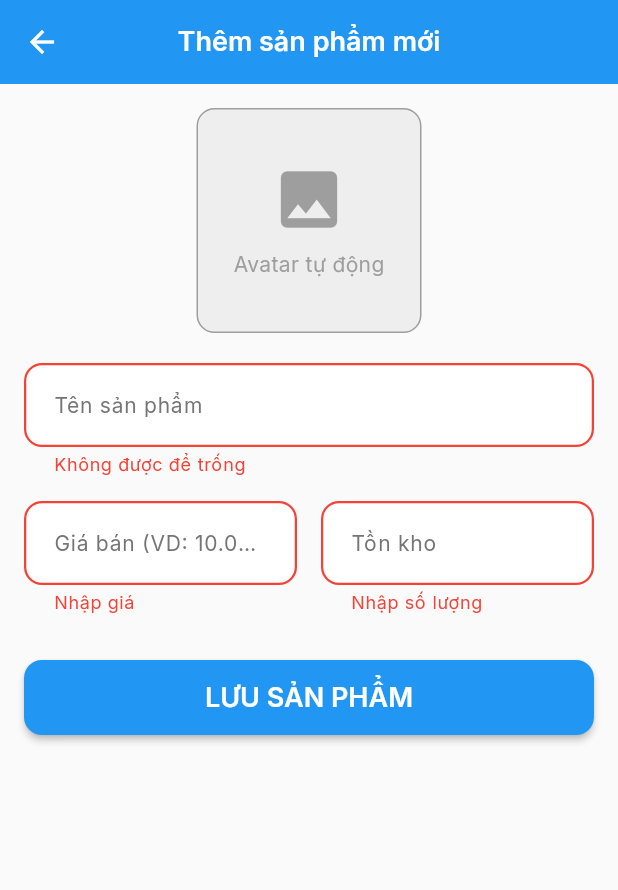
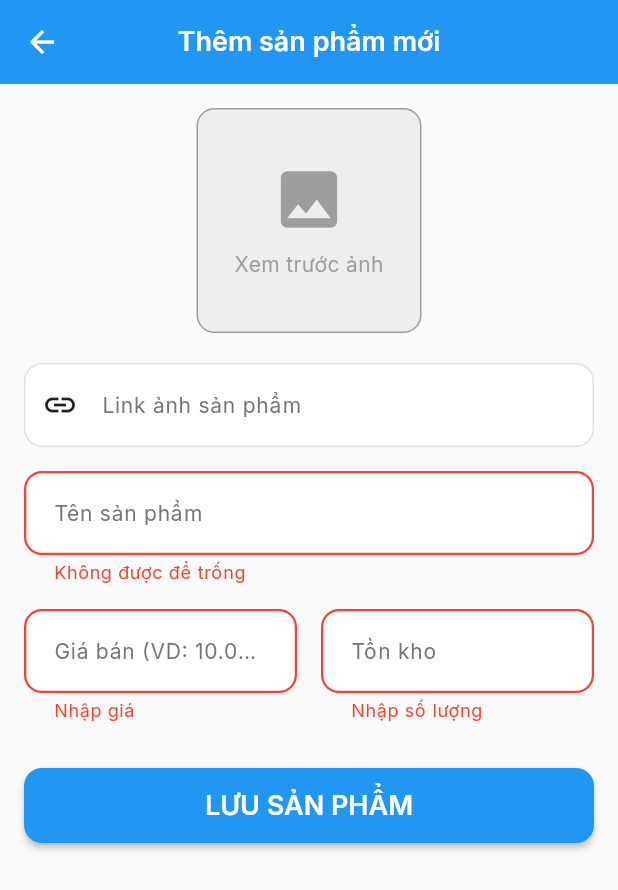
Before and after one commit to NguyenHuynhDucThanh/Sales_Manager_App, a Flutter app: the AddProductScreen screen opened directly, after a tap on "LƯU SẢN PHẨM", on a phone screen of 412 x 824 dp. Shown: the top 890 px of the screen. Run offline on Flutter 3.47's test engine with Material 3 defaults, Android fonts, the phone set to English and light mode, and no system bars; our stand-ins replace cached_network_image, cloud_firestore, firebase_auth, firebase_core, flutter_riverpod, google_fonts; accounts and stored records are empty.

Commit message:
Fix UI overflow issues, optimize image loading with caching, and enable image URL input for products

```diff
--- a/lib/features/cart/screens/cart_screen.dart
+++ b/lib/features/cart/screens/cart_screen.dart
@@ -99,7 +99,7 @@ class CartScreen extends StatelessWidget {
                       return Card(
                         color: isSelected ? AppColors.primaryLight.withOpacity(0.1) : AppColors.surface,
                         child: Padding(
-                          padding: EdgeInsets.all(AppSpacing.md),
+                          padding: EdgeInsets.all(AppSpacing.sm),
                           child: Row(
                             children: [
                               // Checkbox
@@ -133,7 +133,7 @@ class CartScreen extends StatelessWidget {
                                         child: const Icon(Icons.inventory_2, size: 35),
                                       ),
                               ),
-                              SizedBox(width: AppSpacing.md),
+                              SizedBox(width: AppSpacing.sm),
 
                               // Product info
                               Expanded(
--- a/lib/features/orders/screens/order_management_screen.dart
+++ b/lib/features/orders/screens/order_management_screen.dart
@@ -169,6 +169,9 @@ class _OrderManagementScreenState extends State<OrderManagementScreen>
             Tab(icon: Icon(Icons.check_circle), text: 'Đã xác nhận'),
             Tab(icon: Icon(Icons.cancel), text: 'Đã hủy'),
           ],
+          labelColor: Colors.white,
+          unselectedLabelColor: Colors.white70,
+          indicatorColor: Colors.white,
         ),
       ),
       body: Consumer<OrderManagementViewModel>(
--- a/lib/features/products/screens/add_product_screen.dart
+++ b/lib/features/products/screens/add_product_screen.dart
@@ -30,16 +30,11 @@ class _AddProductScreenState extends State<AddProductScreen> {
 
     final productListViewModel = context.read<ProductListViewModel>();
 
-    // Generate avatar URL
-    final name = _nameController.text.trim();
-    final firstLetter = name.isNotEmpty ? name[0].toUpperCase() : 'P';
-    final imageUrl = "https://ui-avatars.com/api/?size=200&background=random&color=fff&font-size=0.6&name=$firstLetter";
-
     // Set values to ViewModel
-    viewModel.setName(name);
+    viewModel.setName(_nameController.text.trim());
     viewModel.setPrice(_priceController.text);
     viewModel.setStock(_stockController.text);
-    viewModel.setImageUrl(imageUrl);
+    // Image URL is already set via onChanged
 
     final success = await viewModel.addProduct();
 
@@ -73,30 +68,68 @@ class _AddProductScreenState extends State<AddProductScreen> {
             key: _formKey,
             child: Column(
               children: [
-                // Icon placeholder thay vì image picker
-                Container(
+                  // Image Preview
+                  Consumer<AddProductViewModel>(
+                    builder: (context, viewModel, child) {
+                      return Container(
                         width: 150,
                         height: 150,
+                        margin: const EdgeInsets.only(bottom: 20),
                         decoration: BoxDecoration(
                           color: Colors.grey[200],
                           borderRadius: BorderRadius.circular(12),
                           border: Border.all(color: Colors.grey),
                         ),
-                  child: const Column(
+                        child: ClipRRect(
+                          borderRadius: BorderRadius.circular(12),
+                          child: viewModel.imageUrl != null && viewModel.imageUrl!.isNotEmpty
+                              ? Image.network(
+                                  viewModel.imageUrl!,
+                                  fit: BoxFit.cover,
+                                  errorBuilder: (_, __, ___) => const Column(
+                                    mainAxisAlignment: MainAxisAlignment.center,
+                                    children: [
+                                      Icon(Icons.broken_image, size: 50, color: Colors.grey),
+                                      Text("Lỗi ảnh", style: TextStyle(color: Colors.grey)),
+                                    ],
+                                  ),
+                                )
+                              : const Column(
                                   mainAxisAlignment: MainAxisAlignment.center,
                                   children: [
                                     Icon(Icons.image, size: 50, color: Colors.grey),
                                     SizedBox(height: 8),
-                      Text("Avatar tự động", style: TextStyle(color: Colors.grey)),
+                                    Text("Xem trước ảnh", style: TextStyle(color: Colors.grey)),
                                   ],
                                 ),
                         ),
-                const SizedBox(height: 20),
+                      );
+                    },
+                  ),
+
+                  // Image URL Input
+                  Consumer<AddProductViewModel>(
+                    builder: (context, viewModel, child) {
+                      return TextFormField(
+                        decoration: const InputDecoration(
+                          labelText: 'Link ảnh sản phẩm',
+                          hintText: 'https://example.com/image.png',
+                          border: OutlineInputBorder(),
+                          prefixIcon: Icon(Icons.link),
+                        ),
+                        onChanged: (value) {
+                          viewModel.setImageUrl(value);
+                        },
+                      );
+                    },
+                  ),
+                  const SizedBox(height: 16),
 
                   TextFormField(
                     controller: _nameController,
                     decoration: const InputDecoration(labelText: 'Tên sản phẩm', border: OutlineInputBorder()),
                     validator: (value) => value!.isEmpty ? 'Không được để trống' : null,
+                    onChanged: (value) => viewModel.setName(value),
                   ),
                   const SizedBox(height: 16),
 
@@ -113,6 +146,7 @@ class _AddProductScreenState extends State<AddProductScreen> {
                           keyboardType: TextInputType.number,
                           inputFormatters: [CurrencyInputFormatter()],
                           validator: (value) => value!.isEmpty ? 'Nhập giá' : null,
+                          onChanged: (value) => viewModel.setPrice(value),
                         ),
                       ),
                       const SizedBox(width: 16),
@@ -122,6 +156,7 @@ class _AddProductScreenState extends State<AddProductScreen> {
                           decoration: const InputDecoration(labelText: 'Tồn kho', border: OutlineInputBorder()),
                           keyboardType: TextInputType.number,
                           validator: (value) => value!.isEmpty ? 'Nhập số lượng' : null,
+                          onChanged: (value) => viewModel.setStock(value),
                         ),
                       ),
                     ],
```
Also changed, not shown: lib/features/orders/screens/order_detail_screen.dart (+11 -6 lines), lib/features/products/screens/edit_product_screen.dart (+43 -10 lines), lib/widgets/product_card.dart (+27 -15 lines), pubspec.lock. Lines whose indentation alone changed are shown as unchanged.
